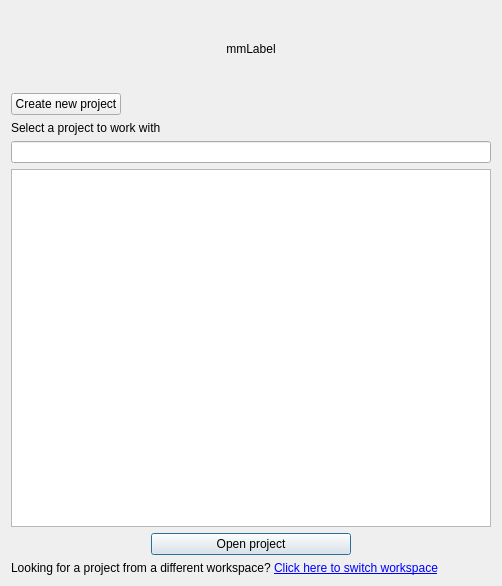
Qt form Mergin/ui/ui_select_project_dialog.ui (MerginMaps/qgis-plugin) before a commit.
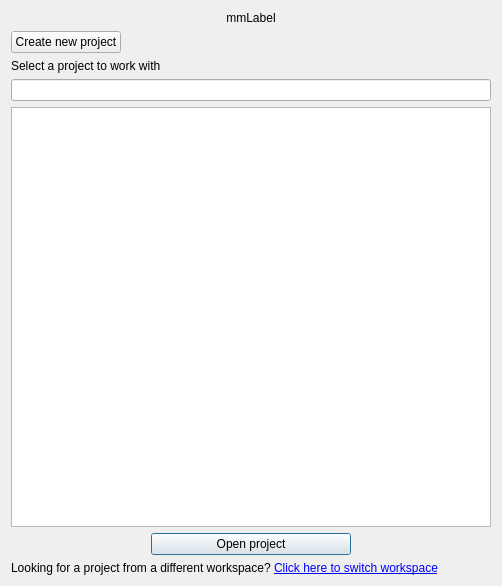
The same form after that commit. Custom widgets are drawn as their Qt base class.

Commit message: change logo icon

What changed in the file:
```diff
--- a/Mergin/ui/ui_select_project_dialog.ui
+++ b/Mergin/ui/ui_select_project_dialog.ui
@@ -14,55 +14,10 @@
    <string>Find project</string>
   </property>
   <layout class="QGridLayout" name="gridLayout">
-   <item row="4" column="0">
-    <widget class="ProjectListView" name="project_list"/>
-   </item>
-   <item row="2" column="0">
-    <widget class="QLabel" name="label">
-     <property name="text">
-      <string>Select a project to work with</string>
-     </property>
-    </widget>
-   </item>
-   <item row="5" column="0" alignment="Qt::AlignHCenter">
-    <widget class="QPushButton" name="open_project_btn">
-     <property name="minimumSize">
-      <size>
-       <width>200</width>
-       <height>0</height>
-      </size>
-     </property>
-     <property name="maximumSize">
-      <size>
-       <width>200</width>
-       <height>16777215</height>
-      </size>
-     </property>
-     <property name="text">
-      <string>Open project</string>
-     </property>
-     <property name="autoDefault">
-      <bool>true</bool>
-     </property>
-    </widget>
-   </item>
-   <item row="0" column="0">
-    <widget class="QLabel" name="label_logo">
-     <property name="minimumSize">
-      <size>
-       <width>256</width>
-       <height>76</height>
-      </size>
-     </property>
-     <property name="text">
-      <string>mmLabel</string>
-     </property>
-     <property name="alignment">
-      <set>Qt::AlignCenter</set>
-     </property>
-    </widget>
-   </item>
    <item row="6" column="0">
+    <widget class="ProjectListView" name="project_list"/>
+   </item>
+   <item row="8" column="0">
     <widget class="QLabel" name="switch_workspace_label">
      <property name="text">
       <string>Looking for a project from a different workspace? &lt;a href=&quot;null&quot;&gt;Click here to switch workspace&lt;/a&gt;</string>
@@ -73,9 +28,6 @@
     </widget>
    </item>
    <item row="3" column="0">
-    <widget class="QgsFilterLineEdit" name="line_edit"/>
-   </item>
-   <item row="1" column="0">
     <widget class="QPushButton" name="new_project_btn">
      <property name="sizePolicy">
       <sizepolicy hsizetype="Fixed" vsizetype="Fixed">
@@ -91,6 +43,57 @@
      </property>
     </widget>
    </item>
+   <item row="4" column="0">
+    <widget class="QLabel" name="label">
+     <property name="text">
+      <string>Select a project to work with</string>
+     </property>
+    </widget>
+   </item>
+   <item row="7" column="0" alignment="Qt::AlignHCenter">
+    <widget class="QPushButton" name="open_project_btn">
+     <property name="minimumSize">
+      <size>
+       <width>200</width>
+       <height>0</height>
+      </size>
+     </property>
+     <property name="maximumSize">
+      <size>
+       <width>200</width>
+       <height>16777215</height>
+      </size>
+     </property>
+     <property name="text">
+      <string>Open project</string>
+     </property>
+     <property name="autoDefault">
+      <bool>true</bool>
+     </property>
+    </widget>
+   </item>
+   <item row="1" column="0" alignment="Qt::AlignHCenter">
+    <widget class="QLabel" name="label_logo">
+     <property name="maximumSize">
+      <size>
+       <width>256</width>
+       <height>76</height>
+      </size>
+     </property>
+     <property name="text">
+      <string>mmLabel</string>
+     </property>
+     <property name="scaledContents">
+      <bool>true</bool>
+     </property>
+     <property name="alignment">
+      <set>Qt::AlignCenter</set>
+     </property>
+    </widget>
+   </item>
+   <item row="5" column="0">
+    <widget class="QgsFilterLineEdit" name="line_edit"/>
+   </item>
   </layout>
  </widget>
  <customwidgets>
```
The commit also changes 1 other file.
